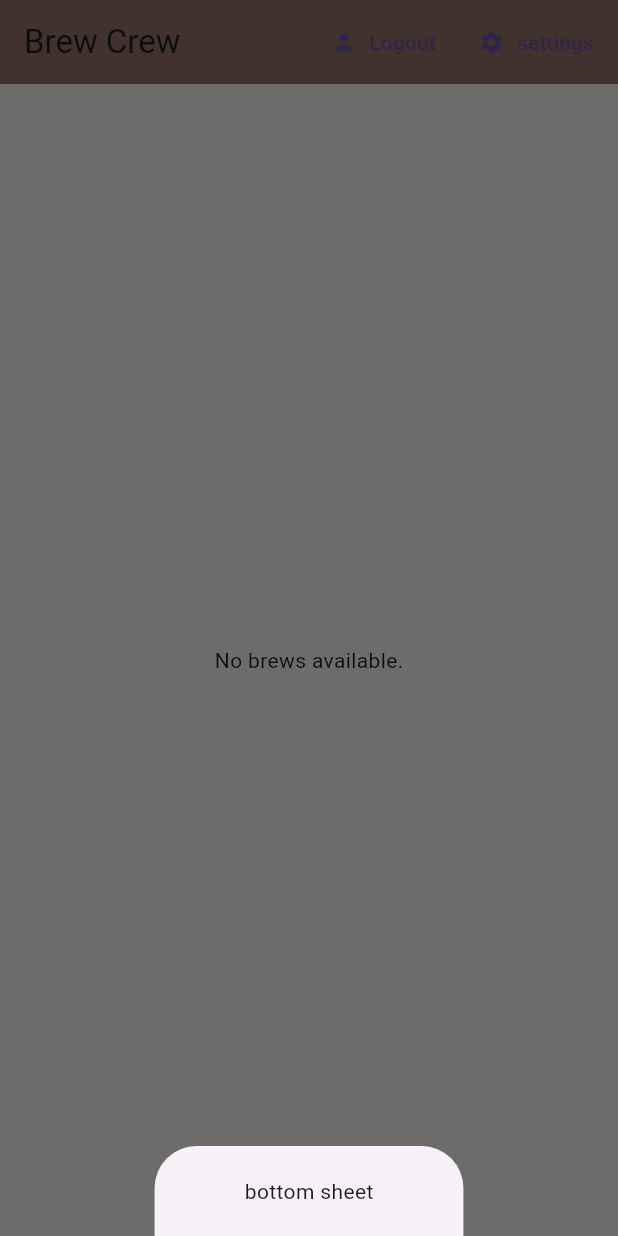
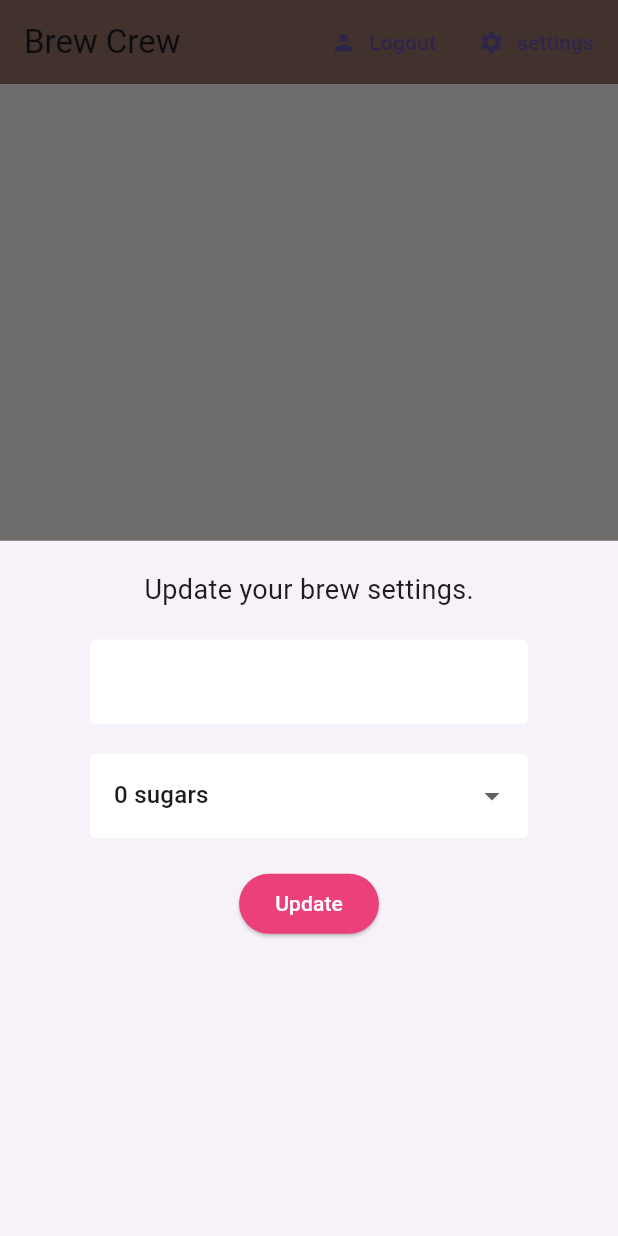
Before and after one commit to barbiexsofia/BrewCrew_tutorial, a Flutter app: the screen it shows once a user with an empty profile is signed in, after a tap on "settings", on a phone screen of 412 x 824 dp. Run offline on Flutter 3.47's test engine with Material 3 defaults, Android fonts, the phone set to English and light mode, and no system bars; our stand-ins replace cloud_firestore, firebase_auth, firebase_core, flutter_spinkit; accounts and stored records are empty.

Commit message:
End of tutorial 22: - Added a settings form with a dropdown menu

```diff
--- a/brew_crew_tutorial/lib/screens/home/home.dart
+++ b/brew_crew_tutorial/lib/screens/home/home.dart
@@ -1,4 +1,5 @@
 import 'package:brew_crew_tutorial/screens/home/brew_list.dart';
+import 'package:brew_crew_tutorial/screens/home/settings_form.dart';
 import 'package:brew_crew_tutorial/services/auth_notifier.dart';
 import 'package:brew_crew_tutorial/services/database.dart';
 import 'package:provider/provider.dart';
@@ -15,10 +16,13 @@
     void showSettingsPanel() {
       showModalBottomSheet(
           context: context,
-          builder: (context) {
+          shape: RoundedRectangleBorder(borderRadius: BorderRadius.circular(0)),
+          builder: (BuildContext context) {
             return Container(
-              padding: const EdgeInsets.symmetric(vertical: 20.0, horizontal: 60.0),
-              child: const Text('bottom sheet'),
+              width: double.infinity,
+              padding:
+                  const EdgeInsets.symmetric(vertical: 20.0, horizontal: 60.0),
+              child: const SettingsForm(),
             );
           });
     }
--- /dev/null
+++ b/brew_crew_tutorial/lib/screens/home/settings_form.dart
@@ -0,0 +1,71 @@
+import 'package:flutter/material.dart';
+import 'package:brew_crew_tutorial/shared/constants.dart';
+
+class SettingsForm extends StatefulWidget {
+  const SettingsForm({super.key});
+
+  @override
+  State<SettingsForm> createState() => _SettingsFormState();
+}
+
+class _SettingsFormState extends State<SettingsForm> {
+  final _formKey = GlobalKey<FormState>();
+  final List<String> sugars = ['0', '1', '2', '3', '4'];
+
+  // form values
+  String? _currentName;
+  String? _currentSugars;
+  int? _currentStrength;
+
+  @override
+  Widget build(BuildContext context) {
+    return Form(
+      key: _formKey,
+      child: Column(
+        children: <Widget>[
+          const Text(
+            'Update your brew settings.',
+            style: TextStyle(fontSize: 18.0),
+          ),
+          const SizedBox(height: 20.0),
+          TextFormField(
+            decoration: textInputDecoration,
+            validator: (val) =>
+                (val == null || val.isEmpty) ? 'Please enter a name' : null,
+            onChanged: (val) => setState(() => _currentName = val),
+          ),
+          const SizedBox(height: 20.0),
+          //dropdown
+          DropdownButtonFormField<String>(
+            decoration: textInputDecoration,
+            value: _currentSugars ?? '0',
+            items: sugars.map((sugar) {
+              return DropdownMenuItem(
+                value: sugar,
+                child: Text('$sugar sugars'),
+              );
+            }).toList(),
+            onChanged: (val) => setState(() => _currentSugars = val as String),
+          ),
+          const SizedBox(height: 20.0),
+
+          //slider for the strength
+          //button
+          ElevatedButton(
+              onPressed: () async {
+                print(_currentName);
+                print(_currentSugars);
+                print(_currentStrength);
+              },
+              style: ElevatedButton.styleFrom(
+                backgroundColor: Colors.pink[400],
+              ),
+              child: const Text(
+                'Update',
+                style: TextStyle(color: Colors.white),
+              ))
+        ],
+      ),
+    );
+  }
+}
```
